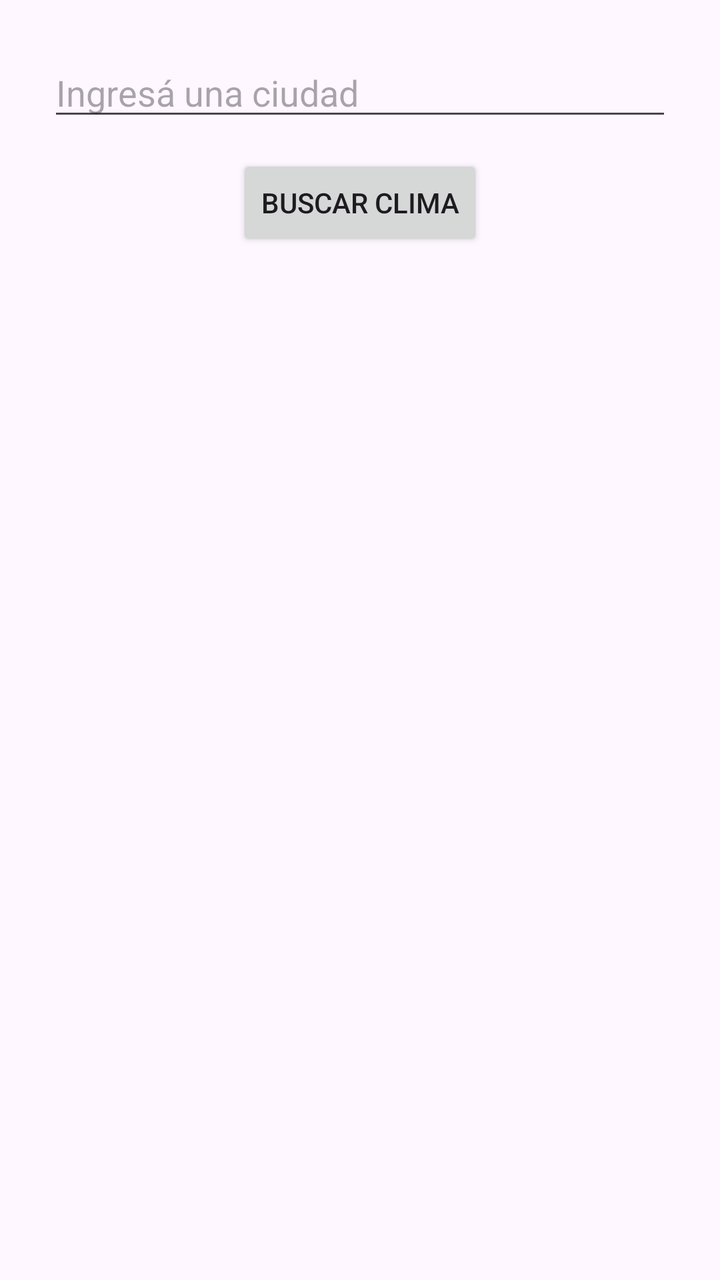
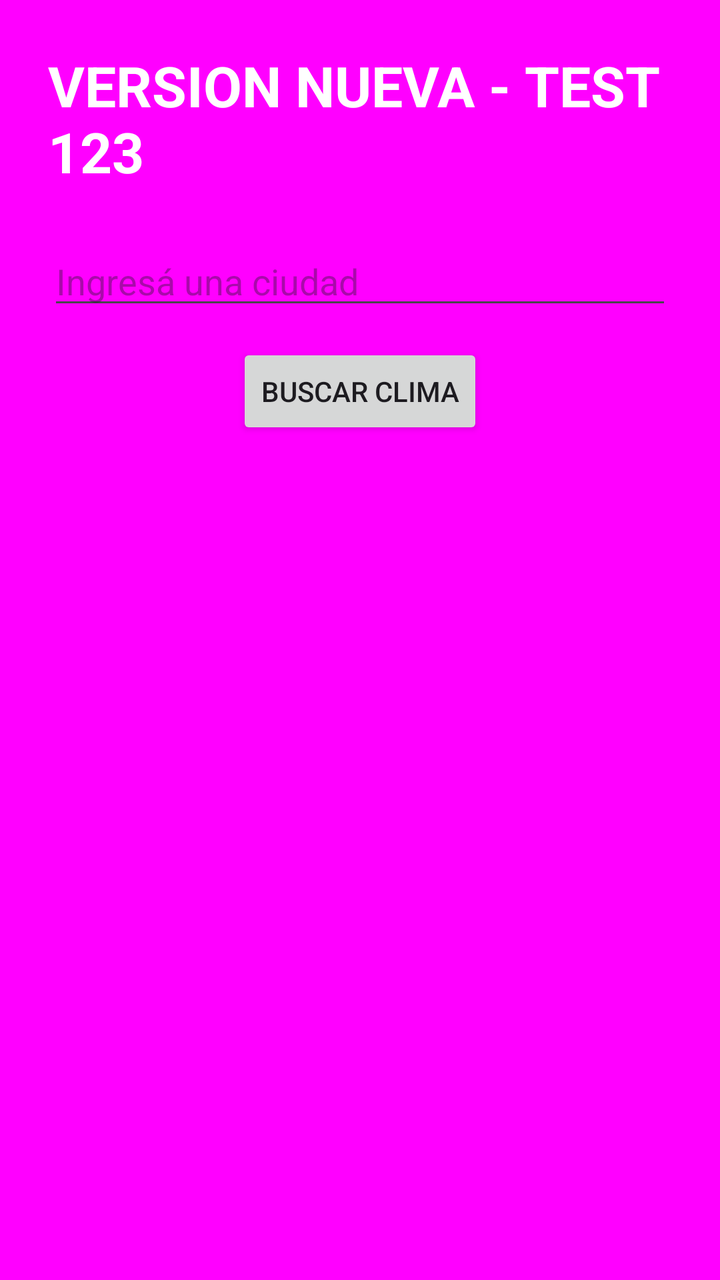

Two renders of the same Android screen: before a commit and after it. Below are the layout's source before the change and the commit's diff.
<!-- AndroidManifest.xml: application theme Theme.AppClima -->
<!-- res/layout/fragment_first.xml -->
<?xml version="1.0" encoding="utf-8"?>
<androidx.constraintlayout.widget.ConstraintLayout
    xmlns:android="http://schemas.android.com/apk/res/android"
    xmlns:app="http://schemas.android.com/apk/res-auto"
    android:layout_width="match_parent"
    android:layout_height="match_parent"
    android:padding="24dp">

    <EditText
        android:id="@+id/editTextCiudad"
        android:layout_width="0dp"
        android:layout_height="wrap_content"
        android:hint="@string/hint_ciudad"
        android:inputType="text"
        app:layout_constraintTop_toTopOf="parent"
        app:layout_constraintStart_toStartOf="parent"
        app:layout_constraintEnd_toEndOf="parent" />

    <Button
        android:id="@+id/btnBuscar"
        android:layout_width="wrap_content"
        android:layout_height="wrap_content"
        android:text="@string/boton_buscar"
        android:layout_marginTop="12dp"
        app:layout_constraintTop_toBottomOf="@id/editTextCiudad"
        app:layout_constraintStart_toStartOf="parent"
        app:layout_constraintEnd_toEndOf="parent" />

    <TextView
        android:id="@+id/tvCiudad"
        android:layout_width="0dp"
        android:layout_height="wrap_content"
        android:textSize="24sp"
        android:textStyle="bold"
        android:layout_marginTop="32dp"
        app:layout_constraintTop_toBottomOf="@id/btnBuscar"
        app:layout_constraintStart_toStartOf="parent"
        app:layout_constraintEnd_toEndOf="parent" />

    <TextView
        android:id="@+id/tvTemperatura"
        android:layout_width="0dp"
        android:layout_height="wrap_content"
        android:textSize="48sp"
        android:layout_marginTop="8dp"
        app:layout_constraintTop_toBottomOf="@id/tvCiudad"
        app:layout_constraintStart_toStartOf="parent"
        app:layout_constraintEnd_toEndOf="parent" />

    <TextView
        android:id="@+id/tvDescripcion"
        android:layout_width="0dp"
        android:layout_height="wrap_content"
        android:textSize="18sp"
        android:layout_marginTop="8dp"
        app:layout_constraintTop_toBottomOf="@id/tvTemperatura"
        app:layout_constraintStart_toStartOf="parent"
        app:layout_constraintEnd_toEndOf="parent" />

</androidx.constraintlayout.widget.ConstraintLayout>
<!-- resources referenced by this layout -->
<resources>
  <string name="boton_buscar">Buscar clima</string>
  <string name="hint_ciudad">Ingresá una ciudad</string>
  <style name="Theme.AppClima" parent="Base.Theme.AppClima" />
  <style name="Base.Theme.AppClima" parent="Theme.Material3.DayNight.NoActionBar">
          
          
      </style>
</resources>

<!-- the commit's change to res/layout/fragment_first.xml (unified diff, before → after) -->
@@ -4,7 +4,20 @@
     xmlns:app="http://schemas.android.com/apk/res-auto"
     android:layout_width="match_parent"
     android:layout_height="match_parent"
-    android:padding="24dp">
+    android:padding="24dp"
+    android:background="#FF00FF">
+
+    <TextView
+        android:id="@+id/tvTest"
+        android:layout_width="0dp"
+        android:layout_height="wrap_content"
+        android:text="VERSION NUEVA - TEST 123"
+        android:textSize="28sp"
+        android:textColor="#FFFFFF"
+        android:textStyle="bold"
+        app:layout_constraintTop_toTopOf="parent"
+        app:layout_constraintStart_toStartOf="parent"
+        app:layout_constraintEnd_toEndOf="parent" />
 
     <EditText
         android:id="@+id/editTextCiudad"
@@ -12,7 +25,8 @@
         android:layout_height="wrap_content"
         android:hint="@string/hint_ciudad"
         android:inputType="text"
-        app:layout_constraintTop_toTopOf="parent"
+        android:layout_marginTop="24dp"
+        app:layout_constraintTop_toBottomOf="@id/tvTest"
         app:layout_constraintStart_toStartOf="parent"
         app:layout_constraintEnd_toEndOf="parent" />
 
